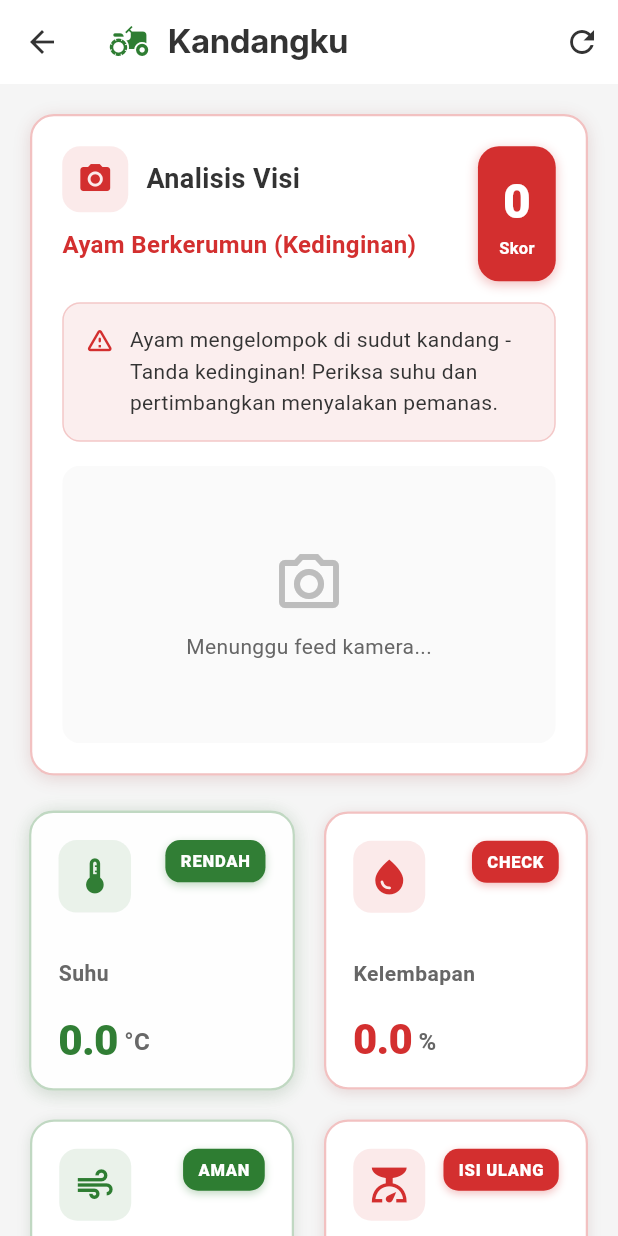
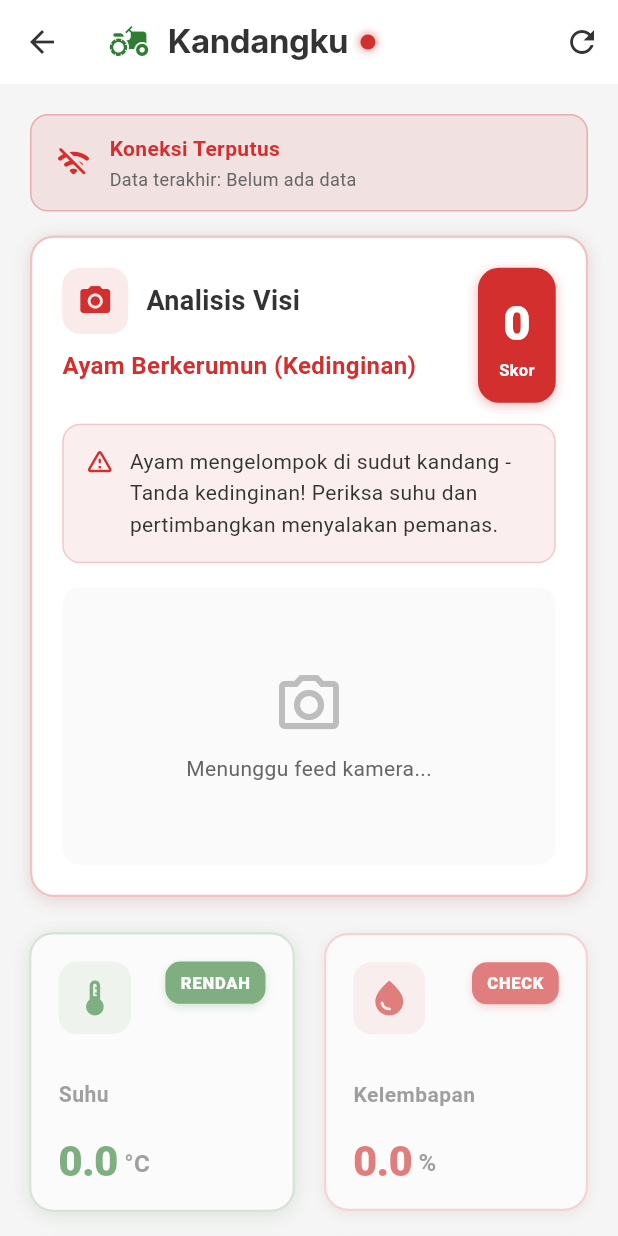
Before and after one commit to suryadermawan19/kandangkuu, a Flutter app: the DashboardScreen screen opened directly, on a phone screen of 412 x 824 dp. Run offline on Flutter 3.47's test engine with Material 3 defaults, Android fonts, the phone set to English and light mode, and no system bars; our stand-ins replace cloud_firestore, firebase_auth, firebase_core, firebase_messaging, firebase_storage, fl_chart and 1 more; accounts and stored records are empty; Roboto replaces fonts that are missing (Inter).

```diff
--- a/lib/ui/screens/dashboard_screen.dart
+++ b/lib/ui/screens/dashboard_screen.dart
@@ -8,6 +8,8 @@ import 'package:kandangku/ui/widgets/analytics_chart.dart';
 import 'package:kandangku/ui/widgets/safe_control_panel.dart';
 import 'package:kandangku/ui/theme/app_theme.dart';
 
+/// Legacy Dashboard Screen (Light Theme)
+/// Now with stale data protection matching DarkDashboardScreen
 class DashboardScreen extends StatefulWidget {
   const DashboardScreen({super.key});
 
@@ -59,6 +61,29 @@ class _DashboardScreenState extends State<DashboardScreen> {
                 color: AppTheme.textPrimary,
               ),
             ),
+            // Connection status indicator
+            const SizedBox(width: 8),
+            Container(
+              width: 10,
+              height: 10,
+              decoration: BoxDecoration(
+                shape: BoxShape.circle,
+                color: sensorData.isOnline
+                    ? AppTheme.statusGreen
+                    : AppTheme.statusRed,
+                boxShadow: [
+                  BoxShadow(
+                    color:
+                        (sensorData.isOnline
+                                ? AppTheme.statusGreen
+                                : AppTheme.statusRed)
+                            .withValues(alpha: 0.5),
+                    blurRadius: 4,
+                    spreadRadius: 1,
+                  ),
+                ],
+              ),
+            ),
           ],
         ),
         backgroundColor: AppTheme.cardBackground,
@@ -77,6 +102,9 @@ class _DashboardScreenState extends State<DashboardScreen> {
         child: Column(
           crossAxisAlignment: CrossAxisAlignment.start,
           children: [
+            // Stale Data Warning Banner (Task #4)
+            if (sensorData.isStale) _buildStaleWarningBanner(sensorData),
+
             // Vision Section
             VisionCard(
               imageUrl: sensorData.imagePath.isNotEmpty
@@ -86,8 +114,10 @@ class _DashboardScreenState extends State<DashboardScreen> {
             ),
             const SizedBox(height: 24),
 
-            // Sensor Grid
-            GridView.count(
+            // Sensor Grid with stale dimming
+            Opacity(
+              opacity: sensorData.isStale ? 0.6 : 1.0,
+              child: GridView.count(
                 shrinkWrap: true,
                 physics: const NeverScrollableScrollPhysics(),
                 crossAxisCount: 2,
@@ -150,10 +180,13 @@ class _DashboardScreenState extends State<DashboardScreen> {
                   ),
                 ],
               ),
+            ),
             const SizedBox(height: 20),
 
             // Water Level (Full Width)
-            CleanSensorCard(
+            Opacity(
+              opacity: sensorData.isStale ? 0.6 : 1.0,
+              child: CleanSensorCard(
                 icon: Icons.local_drink,
                 label: 'Level Air',
                 value: sensorData.waterLevel,
@@ -163,20 +196,11 @@ class _DashboardScreenState extends State<DashboardScreen> {
                 statusText: sensorData.waterLevel.toUpperCase(),
                 isCritical: sensorData.waterLevel.toLowerCase() == 'kosong',
               ),
+            ),
             const SizedBox(height: 24),
 
-            // Safe Control Panel
-            SafeControlPanel(
-              isAutoMode: sensorData.isAutoMode,
-              isFanOn: sensorData.isFanOn,
-              isHeaterOn: sensorData.isHeaterOn,
-              onAutoModeChanged: (val) =>
-                  firebaseService.updateActuatorState(isAutoMode: val),
-              onFanChanged: (val) =>
-                  firebaseService.updateActuatorState(isFanOn: val),
-              onHeaterChanged: (val) =>
-                  firebaseService.updateActuatorState(isHeaterOn: val),
-            ),
+            // Safe Control Panel - DISABLED when stale (Task #4)
+            _buildControlPanel(sensorData, firebaseService),
 
             const SizedBox(height: 24),
 
@@ -188,4 +212,111 @@ class _DashboardScreenState extends State<DashboardScreen> {
       ),
     );
   }
+
+  /// Stale data warning banner - shows when device is offline
+  Widget _buildStaleWarningBanner(SensorModel sensorData) {
+    return Container(
+      margin: const EdgeInsets.only(bottom: 16),
+      padding: const EdgeInsets.symmetric(horizontal: 16, vertical: 12),
+      decoration: BoxDecoration(
+        color: AppTheme.statusRed.withValues(alpha: 0.1),
+        borderRadius: BorderRadius.circular(12),
+        border: Border.all(color: AppTheme.statusRed.withValues(alpha: 0.3)),
+      ),
+      child: Row(
+        children: [
+          Icon(Icons.wifi_off_rounded, color: AppTheme.statusRed, size: 24),
+          const SizedBox(width: 12),
+          Expanded(
+            child: Column(
+              crossAxisAlignment: CrossAxisAlignment.start,
+              children: [
+                Text(
+                  'Koneksi Terputus',
+                  style: TextStyle(
+                    fontSize: 14,
+                    fontWeight: FontWeight.w700,
+                    color: AppTheme.statusRed,
+                  ),
+                ),
+                const SizedBox(height: 2),
+                Text(
+                  'Data terakhir: ${sensorData.timeSinceUpdate}',
+                  style: TextStyle(fontSize: 12, color: AppTheme.textSecondary),
+                ),
+              ],
+            ),
+          ),
+        ],
+      ),
+    );
   }
+
+  /// Control panel with stale data protection
+  Widget _buildControlPanel(
+    SensorModel sensorData,
+    FirebaseService firebaseService,
+  ) {
+    // Show warning if trying to control while offline
+    void showOfflineWarning() {
+      ScaffoldMessenger.of(context).showSnackBar(
+        SnackBar(
+          content: Row(
+            children: [
+              Icon(Icons.wifi_off, color: Colors.white),
+              const SizedBox(width: 12),
+              const Expanded(
+                child: Text('Kontrol dinonaktifkan - Perangkat offline'),
+              ),
+            ],
+          ),
+          backgroundColor: AppTheme.statusRed,
+          behavior: SnackBarBehavior.floating,
+          shape: RoundedRectangleBorder(
+            borderRadius: BorderRadius.circular(10),
+          ),
+        ),
+      );
+    }
+
+    return Stack(
+      children: [
+        Opacity(
+          opacity: sensorData.isStale ? 0.5 : 1.0,
+          child: SafeControlPanel(
+            isAutoMode: sensorData.isAutoMode,
+            isFanOn: sensorData.isFanOn,
+            isHeaterOn: sensorData.isHeaterOn,
+            onAutoModeChanged: sensorData.isStale
+                ? (_) => showOfflineWarning()
+                : (val) => firebaseService.updateActuatorState(isAutoMode: val),
+            onFanChanged: sensorData.isStale
+                ? (_) => showOfflineWarning()
+                : (val) => firebaseService.updateActuatorState(isFanOn: val),
+            onHeaterChanged: sensorData.isStale
+                ? (_) => showOfflineWarning()
+                : (val) => firebaseService.updateActuatorState(isHeaterOn: val),
+          ),
+        ),
+        // Overlay lock icon when stale
+        if (sensorData.isStale)
+          Positioned(
+            top: 8,
+            right: 8,
+            child: Container(
+              padding: const EdgeInsets.all(6),
+              decoration: BoxDecoration(
+                color: AppTheme.statusRed.withValues(alpha: 0.9),
+                borderRadius: BorderRadius.circular(8),
+              ),
+              child: const Icon(
+                Icons.lock_rounded,
+                color: Colors.white,
+                size: 16,
+              ),
+            ),
+          ),
+      ],
+    );
+  }
+}
```
Also changed, not shown: lib/services/firebase_service.dart (+22 -0 lines), lib/utils/smart_logic.dart (deleted, +0 -75 lines), 2 other files. Lines whose indentation alone changed are shown as unchanged.
